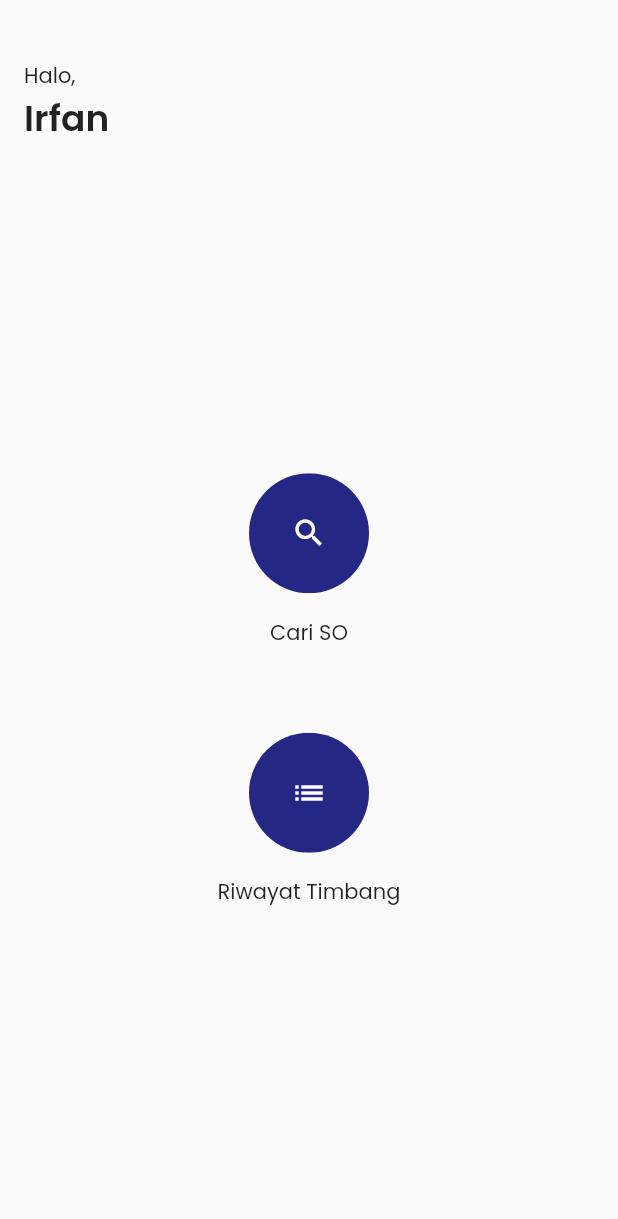
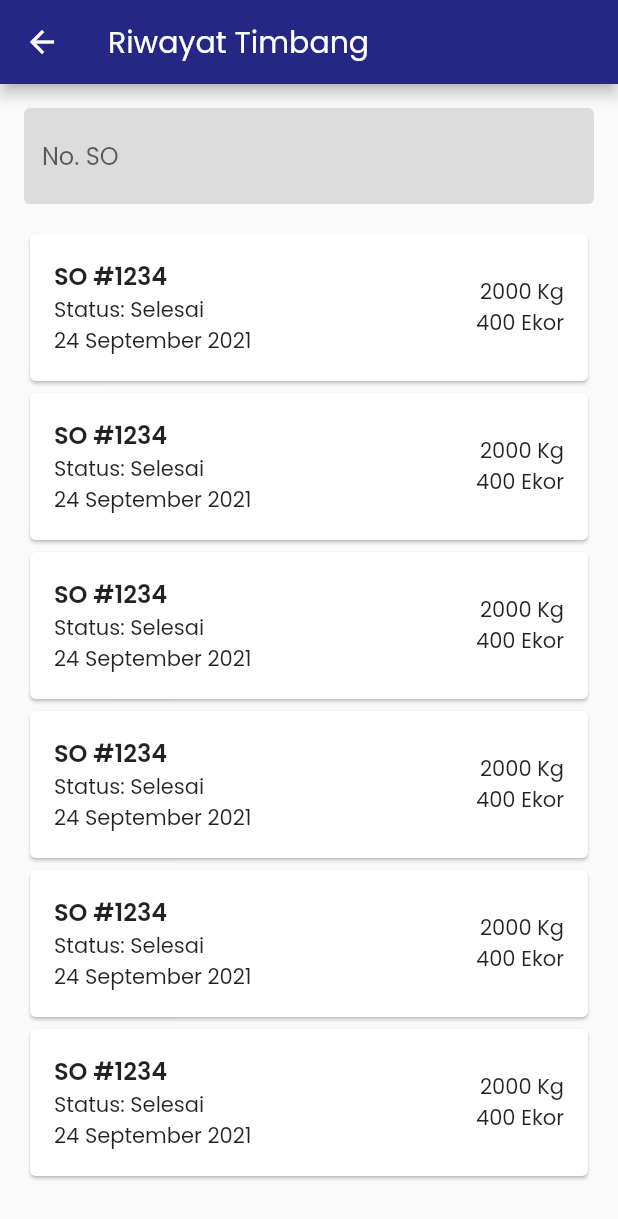
Before and after one commit to mirfanrafif/gilang-expedisi, a Flutter app: the MenuPage screen opened directly, after a tap on the "list" icon, on a phone screen of 412 x 824 dp. Shown: the top 1219 px of the screen. Run offline on Flutter 3.47's test engine with Material 2 defaults, Android fonts, the phone set to English and light mode, and no system bars; our stand-ins replace equatable, flutter_bloc, image_picker.

Commit message:
tinggal data layer

```diff
--- a/lib/components/pages/menu_page.dart
+++ b/lib/components/pages/menu_page.dart
@@ -1,4 +1,5 @@
 import 'package:aplikasi_timbang/components/pages/cari_so_page.dart';
+import 'package:aplikasi_timbang/components/pages/riwayat_timbang.dart';
 import 'package:aplikasi_timbang/components/widgets/menu_button.dart';
 import 'package:flutter/material.dart';
 
@@ -46,7 +47,14 @@ class MenuPage extends StatelessWidget {
                           Icons.list,
                           color: Colors.white,
                         ),
-                        onClick: () {},
+                        onClick: () {
+                          Navigator.push(
+                            context,
+                            MaterialPageRoute(
+                              builder: (context) => const RiwayatTimbangPage(),
+                            ),
+                          );
+                        },
                         text: "Riwayat Timbang")
                   ],
                 ),
--- /dev/null
+++ b/lib/components/pages/riwayat_timbang.dart
@@ -0,0 +1,54 @@
+import 'package:aplikasi_timbang/components/widgets/riwayat_timbang.dart';
+import 'package:flutter/material.dart';
+
+class RiwayatTimbangPage extends StatefulWidget {
+  const RiwayatTimbangPage({Key? key}) : super(key: key);
+
+  @override
+  State<RiwayatTimbangPage> createState() => _RiwayatTimbangPageState();
+}
+
+class _RiwayatTimbangPageState extends State<RiwayatTimbangPage> {
+  final _controller = TextEditingController();
+
+  @override
+  Widget build(BuildContext context) {
+    return Scaffold(
+      appBar: AppBar(
+        title: const Text("Riwayat Timbang"),
+      ),
+      body: Padding(
+        padding: const EdgeInsets.all(16),
+        child: Column(
+          children: [
+            TextField(
+              decoration: const InputDecoration(
+                border: OutlineInputBorder(
+                  borderSide: BorderSide.none,
+                ),
+                hintText: "No. SO",
+                filled: true,
+                fillColor: Colors.black12,
+              ),
+              controller: _controller,
+            ),
+            const SizedBox(
+              height: 16,
+            ),
+            Expanded(
+                child: ListView(
+              children: [
+                RiwayatTimbangItem(),
+                RiwayatTimbangItem(),
+                RiwayatTimbangItem(),
+                RiwayatTimbangItem(),
+                RiwayatTimbangItem(),
+                RiwayatTimbangItem(),
+              ],
+            ))
+          ],
+        ),
+      ),
+    );
+  }
+}
--- /dev/null
+++ b/lib/components/widgets/riwayat_timbang.dart
@@ -0,0 +1,40 @@
+import 'package:flutter/material.dart';
+
+class RiwayatTimbangItem extends StatelessWidget {
+  const RiwayatTimbangItem({Key? key}) : super(key: key);
+
+  @override
+  Widget build(BuildContext context) {
+    return Card(
+      child: Padding(
+        padding: const EdgeInsets.all(16),
+        child: Row(
+          mainAxisAlignment: MainAxisAlignment.spaceBetween,
+          children: [
+            Column(
+              crossAxisAlignment: CrossAxisAlignment.start,
+              children: [
+                Text(
+                  "SO #1234",
+                  style: TextStyle(
+                    fontSize: 16,
+                    fontWeight: FontWeight.w600,
+                  ),
+                ),
+                Text("Status: Selesai"),
+                Text("24 September 2021")
+              ],
+            ),
+            Column(
+              crossAxisAlignment: CrossAxisAlignment.end,
+              children: [
+                Text("2000 Kg"),
+                Text("400 Ekor"),
+              ],
+            )
+          ],
+        ),
+      ),
+    );
+  }
+}
```
